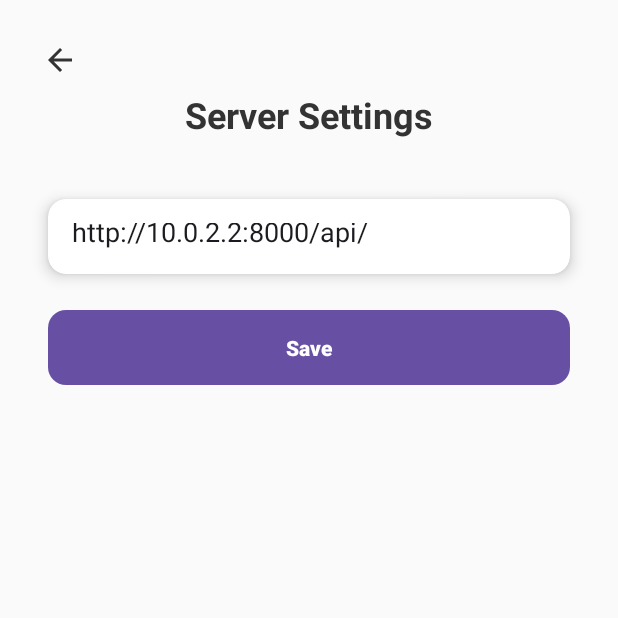
After one commit to GeorgeMoucht/OrderItJava, an Android app: the ServerSettingsActivity screen opened directly, with no data from a screen before it, on a phone screen of 412 x 824 dp, the top half of it. The commit adds this screen. Run offline under Robolectric (Android 15) with nearby library versions, the phone set to English and light mode, and no system bars.

Commit message:
Create activity_server_settings.xml to be able to change ip.

```diff
--- a/auth/src/main/AndroidManifest.xml
+++ b/auth/src/main/AndroidManifest.xml
@@ -7,6 +7,9 @@
         android:label="@string/app_name"
         android:roundIcon="@mipmap/ic_launcher_round"
         android:supportsRtl="true"
-        android:theme="@style/Theme.OrderIt" />
+        android:theme="@style/Theme.OrderIt">
+
+        <activity android:name=".presentation.settings.ServerSettingsActivity" />
+    </application>
 
 </manifest>
--- a/auth/src/main/java/com/universtity/orderit/auth/data/AuthRepositoryImpl.java
+++ b/auth/src/main/java/com/universtity/orderit/auth/data/AuthRepositoryImpl.java
@@ -1,5 +1,7 @@
 package com.universtity.orderit.auth.data;
 
+
+import android.content.Context;
 
 import com.universtity.orderit.auth.data.models.LoginRequest;
 import com.universtity.orderit.auth.data.models.LoginResponse;
@@ -12,8 +14,8 @@ public class AuthRepositoryImpl implements AuthRepository {
     private final AuthApiService authApiService;
 
 
-    public AuthRepositoryImpl() {
-        authApiService = AuthApiClient.getNonAuthClient().create(AuthApiService.class);
+    public AuthRepositoryImpl(Context context) {
+        authApiService = AuthApiClient.getNonAuthClient(context).create(AuthApiService.class);
     }
 
     @Override
--- a/auth/src/main/java/com/universtity/orderit/auth/presentation/LoginViewModelFactory.java
+++ b/auth/src/main/java/com/universtity/orderit/auth/presentation/LoginViewModelFactory.java
@@ -23,7 +23,7 @@ public class LoginViewModelFactory implements ViewModelProvider.Factory {
     public <T extends ViewModel> T create(@NonNull Class<T> modelClass) {
         if (modelClass.isAssignableFrom(LoginViewModel.class)) {
             return (T) new LoginViewModel(
-                    new AuthRepositoryImpl(),
+                    new AuthRepositoryImpl(context),
                     new SessionManager(context)
             );
         }
--- /dev/null
+++ b/auth/src/main/java/com/universtity/orderit/auth/presentation/settings/ServerSettingsActivity.java
@@ -0,0 +1,76 @@
+package com.universtity.orderit.auth.presentation.settings;
+
+import android.content.Intent;
+import android.os.Bundle;
+import android.view.View;
+import android.view.animation.AnimationUtils;
+import android.widget.Button;
+import android.widget.EditText;
+import android.widget.ImageView;
+
+import androidx.appcompat.app.AppCompatActivity;
+
+import com.google.android.material.snackbar.Snackbar;
+import com.universtity.orderit.auth.R;
+import com.universtity.orderit.auth.data.network.AuthApiClient;
+import com.universtity.orderit.core.utils.SettingsManager;
+
+
+public class ServerSettingsActivity extends AppCompatActivity {
+    private EditText editTextBaseUrl;
+    private SettingsManager settingsManager;
+
+    @Override
+    protected void onCreate(Bundle savedInstanceState) {
+        super.onCreate(savedInstanceState);
+        setContentView(com.universtity.orderit.auth.R.layout.activity_server_settings);
+
+        applyFadeInAnimation();
+        settingsManager = new SettingsManager(this);
+        setupViews();
+    }
+
+    private void setupViews() {
+        editTextBaseUrl = findViewById(R.id.editTextBaseUrl);
+        Button buttonSave = findViewById(R.id.buttonSaveUrl);
+        ImageView imageViewBack = findViewById(R.id.imageViewBack);
+
+        editTextBaseUrl.setText(settingsManager.getBaseUrl());
+
+        buttonSave.setOnClickListener(v -> handleSave());
+        imageViewBack.setOnClickListener(v -> finish());
+    }
+
+    private void handleSave() {
+        String inputUrl = editTextBaseUrl.getText().toString().trim();
+        String sanitizedUrl = inputUrl.endsWith("/") ? inputUrl : inputUrl + "/";
+
+        if (isValidUrl(sanitizedUrl)) {
+            settingsManager.setBaseUrl(sanitizedUrl);
+            AuthApiClient.reset();
+            Snackbar.make(findViewById(android.R.id.content), "Base URL updated. Restarting app...", Snackbar.LENGTH_LONG).show();
+            restartApp();
+        } else {
+            Snackbar.make(findViewById(android.R.id.content), "Invalid URL format.", Snackbar.LENGTH_SHORT).show();
+        }
+    }
+
+    private boolean isValidUrl(String url) {
+        return url.startsWith("http://") || url.startsWith("https://");
+    }
+
+    private void restartApp() {
+        Intent intent = getBaseContext().getPackageManager()
+                .getLaunchIntentForPackage(getBaseContext().getPackageName());
+        if (intent != null) {
+            intent.addFlags(Intent.FLAG_ACTIVITY_CLEAR_TOP);
+            startActivity(intent);
+            finishAffinity(); // Finish all activities
+        }
+    }
+
+    private void applyFadeInAnimation() {
+        View root = findViewById(android.R.id.content);
+        root.startAnimation(AnimationUtils.loadAnimation(this, R.anim.fade_in));
+    }
+}
--- /dev/null
+++ b/auth/src/main/res/drawable/ic_arrow_back.xml
@@ -0,0 +1,5 @@
+<vector xmlns:android="http://schemas.android.com/apk/res/android" android:autoMirrored="true" android:height="24dp" android:tint="#000000" android:viewportHeight="24" android:viewportWidth="24" android:width="24dp">
+
+    <path android:fillColor="@android:color/white" android:pathData="M20,11H7.83l5.59,-5.59L12,4l-8,8 8,8 1.41,-1.41L7.83,13H20v-2z"/>
+
+</vector>
--- /dev/null
+++ b/auth/src/main/res/layout/activity_server_settings.xml
@@ -0,0 +1,75 @@
+<?xml version="1.0" encoding="utf-8"?>
+<androidx.constraintlayout.widget.ConstraintLayout
+    xmlns:android="http://schemas.android.com/apk/res/android"
+    xmlns:app="http://schemas.android.com/apk/res-auto"
+    android:layout_width="match_parent"
+    android:layout_height="match_parent"
+    android:background="#FAFAFA">
+
+
+    <ImageView
+        android:id="@+id/imageViewBack"
+        android:layout_width="32dp"
+        android:layout_height="32dp"
+        android:src="@drawable/ic_arrow_back"
+        android:contentDescription="@string/back"
+        android:padding="4dp"
+        app:layout_constraintTop_toTopOf="parent"
+        app:layout_constraintStart_toStartOf="parent"
+        android:layout_marginTop="24dp"
+        android:layout_marginStart="24dp"
+        app:tint="#333333" />
+
+    <TextView
+        android:id="@+id/textViewTitle"
+        android:layout_width="wrap_content"
+        android:layout_height="wrap_content"
+        android:text="@string/server_settings"
+        android:textSize="24sp"
+        android:textStyle="bold"
+        android:textColor="#333333"
+        app:layout_constraintTop_toTopOf="parent"
+        app:layout_constraintStart_toStartOf="parent"
+        app:layout_constraintEnd_toEndOf="parent"
+        android:layout_marginTop="60dp" />
+
+    <androidx.cardview.widget.CardView
+        android:id="@+id/cardBaseUrl"
+        android:layout_width="0dp"
+        android:layout_height="wrap_content"
+        app:cardCornerRadius="12dp"
+        app:cardElevation="6dp"
+        android:layout_marginHorizontal="32dp"
+        android:layout_marginTop="40dp"
+        app:layout_constraintTop_toBottomOf="@id/textViewTitle"
+        app:layout_constraintStart_toStartOf="parent"
+        app:layout_constraintEnd_toEndOf="parent">
+
+        <EditText
+            android:id="@+id/editTextBaseUrl"
+            android:layout_width="match_parent"
+            android:layout_height="50dp"
+            android:autofillHints="Add desired ip"
+            android:hint="@string/enter_base_url"
+            android:inputType="textUri"
+            android:padding="16dp"
+            android:background="@android:color/transparent" />
+    </androidx.cardview.widget.CardView>
+
+    <Button
+        android:id="@+id/buttonSaveUrl"
+        android:layout_width="0dp"
+        android:layout_height="50dp"
+        android:text="@string/save"
+        android:textStyle="bold"
+        android:background="@drawable/button_background"
+        android:foreground="?attr/selectableItemBackground"
+        android:textColor="@android:color/white"
+        android:elevation="6dp"
+        android:layout_marginTop="24dp"
+        android:layout_marginHorizontal="32dp"
+        app:layout_constraintTop_toBottomOf="@id/cardBaseUrl"
+        app:layout_constraintStart_toStartOf="parent"
+        app:layout_constraintEnd_toEndOf="parent" />
+
+</androidx.constraintlayout.widget.ConstraintLayout>
--- a/auth/src/main/res/values/strings.xml
+++ b/auth/src/main/res/values/strings.xml
@@ -4,4 +4,8 @@
     <string name="password">Password</string>
     <string name="login">Login</string>
     <string name="orderit">OrderIt</string>
+    <string name="enter_base_url">Enter base URL</string>
+    <string name="save">Save</string>
+    <string name="server_settings">Server Settings</string>
+    <string name="back">Back</string>
 </resources>
--- /dev/null
+++ b/core/src/main/java/com/universtity/orderit/core/utils/SettingsManager.java
@@ -0,0 +1,24 @@
+package com.universtity.orderit.core.utils;
+
+import android.content.Context;
+import android.content.SharedPreferences;
+
+public class SettingsManager {
+    private static final String PREFS_NAME = "settings_prefs";
+    private static final String KEY_BASE_URL = "key_base_url";
+    private static final String DEFAULT_BASE_URL = "http://10.0.2.2:8000/api/";
+
+    private final SharedPreferences sharedPreferences;
+
+    public SettingsManager(Context context) {
+        this.sharedPreferences = context.getSharedPreferences(PREFS_NAME, Context.MODE_PRIVATE);
+    }
+
+    public void setBaseUrl(String baseUrl) {
+        sharedPreferences.edit().putString(KEY_BASE_URL, baseUrl).apply();
+    }
+
+    public String getBaseUrl() {
+        return sharedPreferences.getString(KEY_BASE_URL, DEFAULT_BASE_URL);
+    }
+}
```
Also changed, not shown: auth/src/main/java/com/universtity/orderit/auth/data/network/AuthApiClient.java (+14 -3 lines), auth/src/main/java/com/universtity/orderit/auth/presentation/LoginActivity.java (+25 -55 lines).
